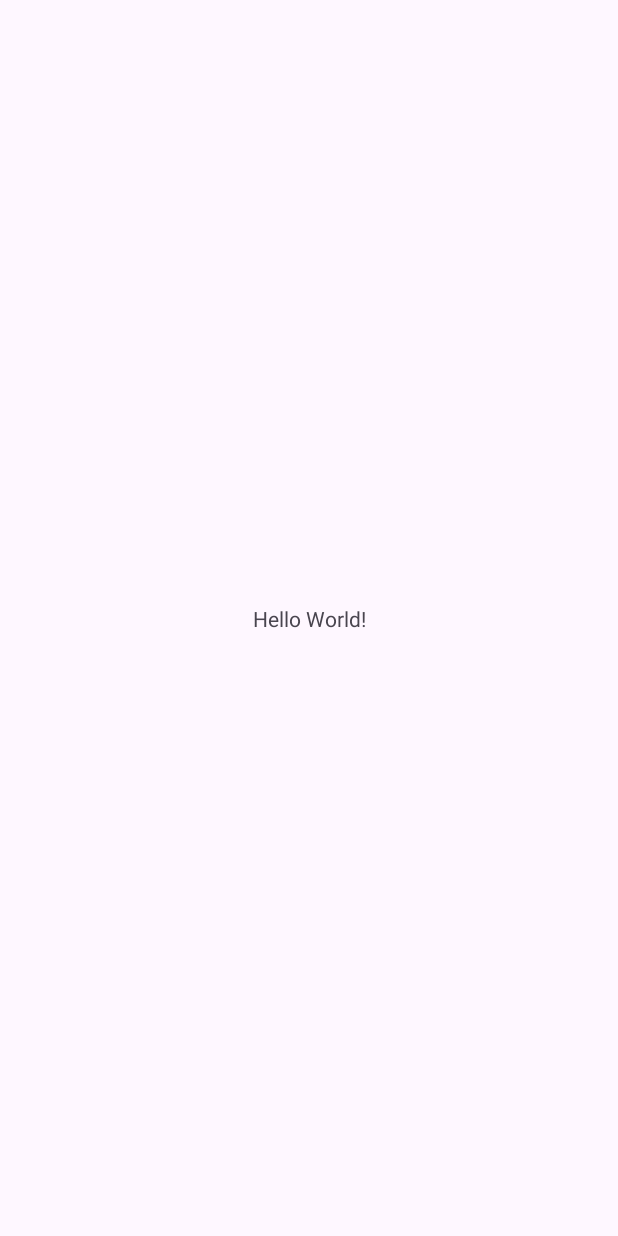
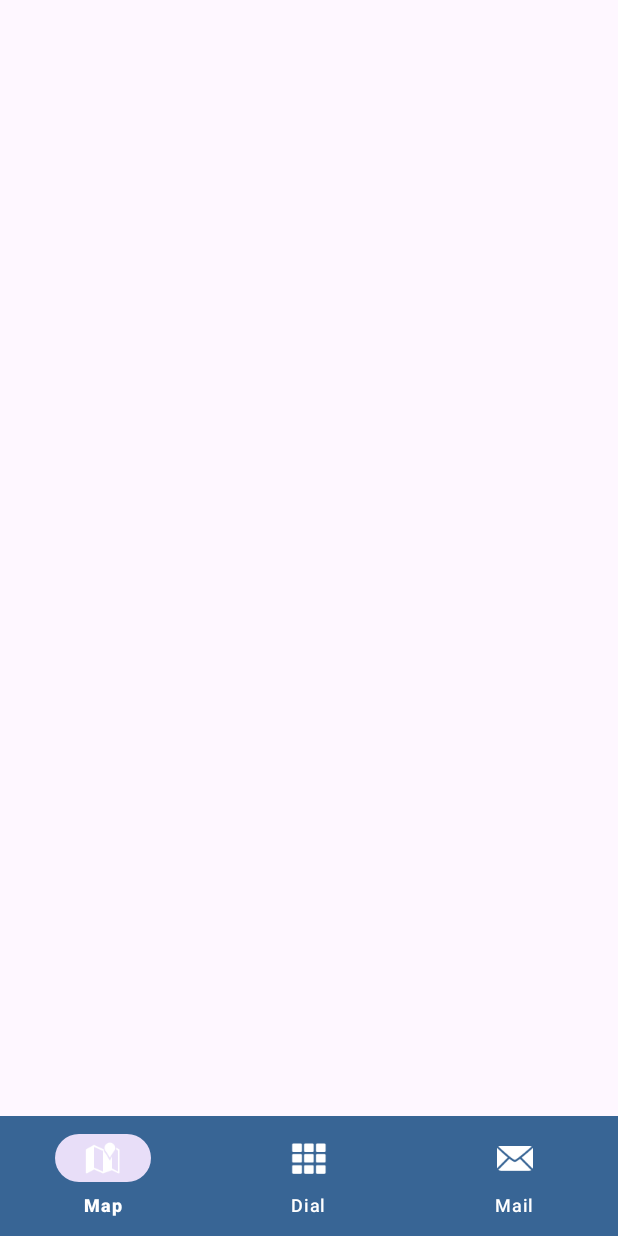
Before and after one commit to Sa1-one/AppD, an Android app: the screen it shows after launch (MainActivity), on a phone screen of 412 x 824 dp. Before the commit the screen is almost empty. Run offline under Robolectric (Android 15) with nearby library versions, the phone set to English and light mode, and no system bars; 4 statements that could not run were skipped.

Commit message:
1)Первое задание проектной работы!

```diff
--- a/app/src/main/AndroidManifest.xml
+++ b/app/src/main/AndroidManifest.xml
@@ -1,6 +1,10 @@
 <?xml version="1.0" encoding="utf-8"?>
 <manifest xmlns:android="http://schemas.android.com/apk/res/android"
     xmlns:tools="http://schemas.android.com/tools">
+
+    <uses-permission android:name="android.permission.INTERNET"/>
+    <uses-permission android:name="android.permission.ACCESS_COARSE_LOCATION"/>
+    <uses-permission android:name="android.permission.ACCESS_FINE_LOCATION"/>
 
     <application
         android:allowBackup="true"
@@ -11,6 +15,7 @@
         android:roundIcon="@mipmap/ic_launcher_round"
         android:supportsRtl="true"
         android:theme="@style/Theme.AppD"
+        android:usesCleartextTraffic="true"
         tools:targetApi="31">
         <activity
             android:name=".MainActivity"
--- /dev/null
+++ b/app/src/main/java/first/sai/appd/ApiCall.kt
@@ -0,0 +1,38 @@
+package first.sai.appd
+
+import first.sai.appd.fragment.API
+import okhttp3.Call
+import okhttp3.Callback
+import okhttp3.OkHttpClient
+import okhttp3.Request
+import okhttp3.Response
+import java.io.IOException
+
+class ApiCall {
+    private val client = OkHttpClient()
+
+    fun execute() {
+        val request = Request.Builder()
+            .url("https://api.weatherapi.com/v1/current.json?key=${API.KEY}&q=London&aqi=no")
+            .get()
+            .build()
+
+        client.newCall(request).enqueue(object : Callback {
+            override fun onFailure(call: Call, e: IOException) {
+                println("ошибка")
+                e.printStackTrace()
+            }
+
+            override fun onResponse(call: Call, response: Response) {
+                try {
+                    val responseBody = response.body()
+                    val responseString = responseBody?.string() // сохраняем данные в переменную
+                    println("!!! $responseString")
+                } catch (e: Exception) {
+                    e.printStackTrace()
+                }
+            }
+
+        })
+    }
+}
--- a/app/src/main/java/first/sai/appd/MainActivity.kt
+++ b/app/src/main/java/first/sai/appd/MainActivity.kt
@@ -5,10 +5,19 @@ import androidx.activity.enableEdgeToEdge
 import androidx.appcompat.app.AppCompatActivity
 import androidx.core.view.ViewCompat
 import androidx.core.view.WindowInsetsCompat
+import first.sai.appd.fragment.HomeFragment
 
 class MainActivity : AppCompatActivity() {
     override fun onCreate(savedInstanceState: Bundle?) {
         super.onCreate(savedInstanceState)
         setContentView(R.layout.activity_main)
+
+        supportFragmentManager
+            .beginTransaction()
+            .replace(R.id.main, HomeFragment.newInstance())
+            .commit()
+
+        val apicall = ApiCall()
+        apicall.execute()
     }
 }
--- /dev/null
+++ b/app/src/main/java/first/sai/appd/fragment/HomeFragment.kt
@@ -0,0 +1,29 @@
+package first.sai.appd.fragment
+
+import android.os.Bundle
+import androidx.fragment.app.Fragment
+import android.view.LayoutInflater
+import android.view.View
+import android.view.ViewGroup
+import first.sai.appd.databinding.FragmentHomeBinding
+class HomeFragment : Fragment() {
+
+    private lateinit var binding: FragmentHomeBinding
+
+    override fun onCreate(savedInstanceState: Bundle?) {
+        super.onCreate(savedInstanceState)
+    }
+
+    override fun onCreateView(
+        inflater: LayoutInflater, container: ViewGroup?,
+        savedInstanceState: Bundle?
+    ): View? {
+        binding = FragmentHomeBinding.inflate(inflater ,container, false)
+        return binding.root
+    }
+
+    companion object {
+        @JvmStatic
+        fun newInstance() = HomeFragment()
+    }
+}
--- a/app/src/main/res/layout/activity_main.xml
+++ b/app/src/main/res/layout/activity_main.xml
@@ -7,13 +7,15 @@
     android:layout_height="match_parent"
     tools:context=".MainActivity">
 
-    <TextView
-        android:layout_width="wrap_content"
+    <com.google.android.material.bottomnavigation.BottomNavigationView
+        android:id="@+id/bottom_navigation"
+        android:layout_width="match_parent"
         android:layout_height="wrap_content"
-        android:text="Hello World!"
+        android:background="@color/blue"
+        app:itemTextColor="@android:color/white"
+        app:itemIconTint="@android:color/white"
+        app:labelVisibilityMode="labeled"
         app:layout_constraintBottom_toBottomOf="parent"
-        app:layout_constraintEnd_toEndOf="parent"
-        app:layout_constraintStart_toStartOf="parent"
-        app:layout_constraintTop_toTopOf="parent" />
+        app:menu="@menu/navigation_menu" />
 
 </androidx.constraintlayout.widget.ConstraintLayout>
--- /dev/null
+++ b/app/src/main/res/menu/navigation_menu.xml
@@ -0,0 +1,15 @@
+<?xml version="1.0" encoding="utf-8"?>
+<menu xmlns:android="http://schemas.android.com/apk/res/android">
+    <item
+        android:id="@+id/action_map"
+        android:icon="@android:drawable/ic_dialog_map"
+        android:title="Map"/>
+    <item
+        android:id="@+id/action_dial"
+        android:icon="@android:drawable/ic_dialog_dialer"
+        android:title="Dial" />
+    <item
+        android:id="@+id/action_mail"
+        android:icon="@android:drawable/ic_dialog_email"
+        android:title="Mail" />
+</menu>
--- a/app/src/main/res/values/colors.xml
+++ b/app/src/main/res/values/colors.xml
@@ -2,4 +2,5 @@
 <resources>
     <color name="black">#FF000000</color>
     <color name="white">#FFFFFFFF</color>
+    <color name="blue">#386595</color>
 </resources>
--- a/app/src/main/res/values/strings.xml
+++ b/app/src/main/res/values/strings.xml
@@ -1,3 +1,4 @@
 <resources>
     <string name="app_name">AppD</string>
+    <string name="hello_blank_fragment">Hello blank fragment</string>
 </resources>
```
Also changed, not shown: app/build.gradle.kts (+10 -0 lines), app/src/main/res/layout/fragment_home.xml (added, +27 -0 lines), 1 other file.
